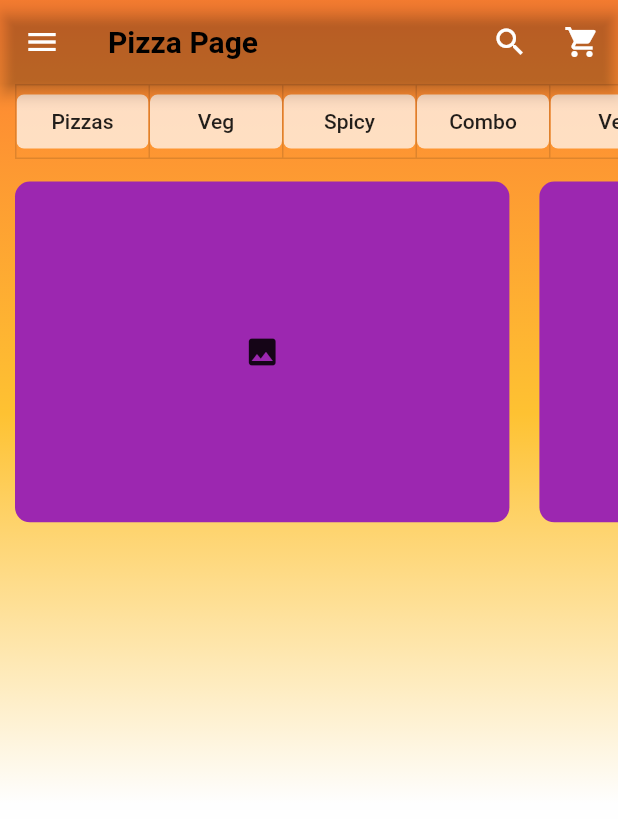
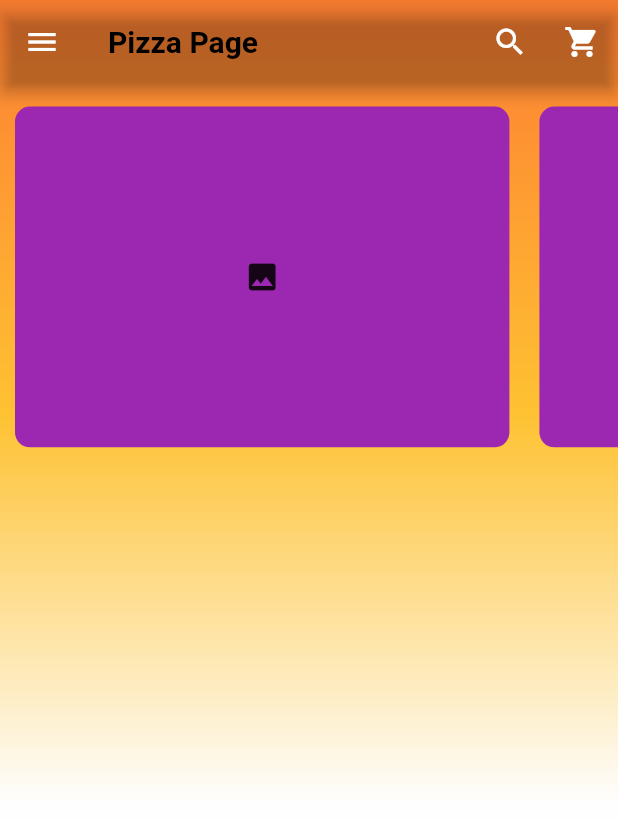
Before and after one commit to dznkos/jungleApp, a Flutter app: the screen it shows after launch, on a phone screen of 412 x 824 dp. Shown: the top 819 px of the screen. Run offline on Flutter 3.47's test engine with Material 2 defaults, Android fonts, the phone set to English and light mode, and no system bars; our stand-ins replace rxdart.

Commit message:
version 1.9

```diff
--- a/lib/pages/home_page.dart
+++ b/lib/pages/home_page.dart
@@ -8,6 +8,8 @@ class HomePage extends StatefulWidget {
 }
 
 class _HomePageState extends State<HomePage> {
+  bool _hasBeenPressed = false;
+
   @override
   Widget build(BuildContext context) {
     return Scaffold(
@@ -79,88 +81,13 @@ class _HomePageState extends State<HomePage> {
 
   Widget categoriasButtons() {
     return SingleChildScrollView(
-        padding: EdgeInsets.symmetric(horizontal: 10),
-        scrollDirection: Axis.horizontal,
-        child: ToggleButtons(
-          children: [
-            FlatButton(
-              shape: RoundedRectangleBorder(
-                  borderRadius: BorderRadius.circular(5)),
-              color: Colors.white70,
-              onPressed: () {},
-              child: Text(
-                "Pizzas",
-              ),
-            ),
-            FlatButton(
-              shape: RoundedRectangleBorder(
-                  borderRadius: BorderRadius.circular(5)),
-              color: Colors.white70,
-              onPressed: () {},
-              child: Text(
-                "Veg",
-              ),
-            ),
-            FlatButton(
-              shape: RoundedRectangleBorder(
-                  borderRadius: BorderRadius.circular(5)),
-              color: Colors.white70,
-              onPressed: () {},
-              child: Text(
-                "Spicy",
-              ),
-            ),
-            FlatButton(
-              shape: RoundedRectangleBorder(
-                  borderRadius: BorderRadius.circular(5)),
-              color: Colors.white70,
-              onPressed: () {},
-              child: Text(
-                "Combo",
-              ),
-            ),
-            FlatButton(
-              shape: RoundedRectangleBorder(
-                  borderRadius: BorderRadius.circular(5)),
-              color: Colors.white70,
-              onPressed: () {},
-              child: Text(
-                "Veg",
-              ),
-            ),
-            FlatButton(
-              shape: RoundedRectangleBorder(
-                  borderRadius: BorderRadius.circular(5)),
-              color: Colors.white70,
-              onPressed: () {},
-              child: Text(
-                "Spicy",
-              ),
-            ),
-            FlatButton(
-              shape: RoundedRectangleBorder(
-                  borderRadius: BorderRadius.circular(5)),
-              color: Colors.white70,
-              onPressed: () {},
-              child: Text(
-                "Combo",
-              ),
-            )
-          ],
-          isSelected: [
-            true,
-            false,
-            false,
-            false,
-            false,
-            false,
-            false,
-          ],
-          //borderRadius: BorderRadius.circular(25),
-          //borderWidth: 5,
-          borderColor: Colors.white,
-          //selectedBorderColor: Colors.cyan,
-        ));
+      padding: EdgeInsets.symmetric(horizontal: 10),
+      scrollDirection: Axis.horizontal,
+      child: Row(
+        mainAxisAlignment: MainAxisAlignment.spaceEvenly,
+        children: <Widget>[],
+      ),
+    );
   }
 
   Widget imgporCategoria(BuildContext context) {
@@ -190,18 +117,6 @@ class _HomePageState extends State<HomePage> {
         padding: EdgeInsets.symmetric(horizontal: 10),
         scrollDirection: Axis.horizontal,
         child: ToggleButtons(
-          isSelected: isSelected,
-          onPressed: (index) {
-            setState(() {
-              for (int indexBtn = 0; indexBtn < isSelected.length; indexBtn++) {
-                if (indexBtn == index) {
-                  isSelected[indexBtn] = true;
-                } else {
-                  isSelected[indexBtn] = false;
-                }
-              }
-            });
-          },
           children: [
             FlatButton(
               shape: RoundedRectangleBorder(
```
Also changed, not shown: lib/widgets/categoria_titulo.dart (added, +31 -0 lines).
